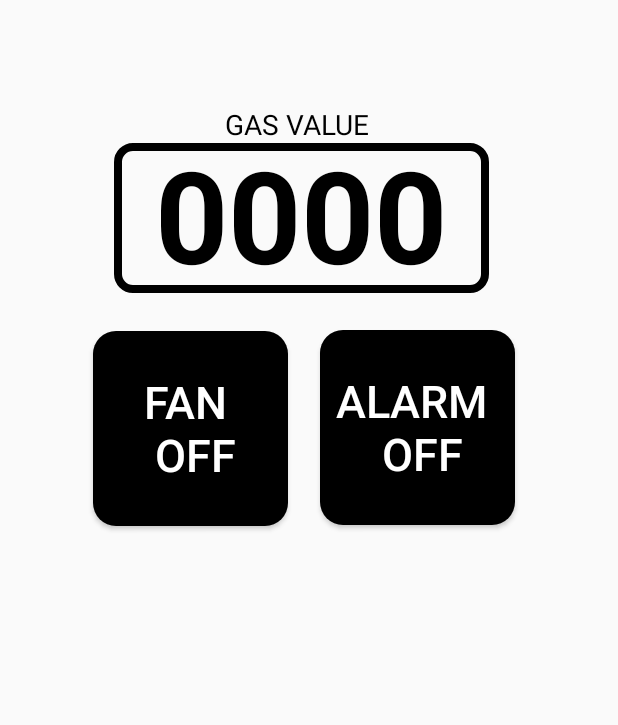
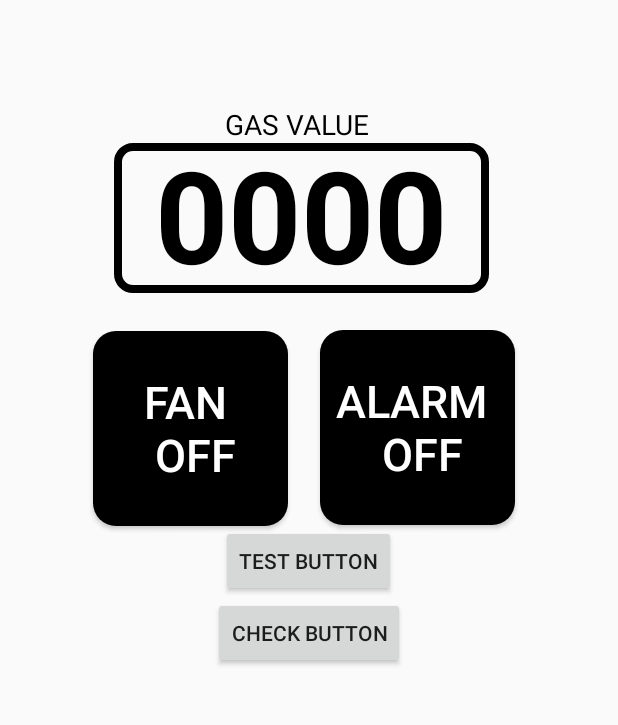
Before and after one commit to castreld/SIAGA, an Android app: the screen it shows after launch (MainActivity), on a phone screen of 412 x 824 dp, the part 456-1181 px from its top. Run offline under Robolectric (Android 15) with nearby library versions, the phone set to English and light mode, and no system bars.

```diff
--- a/app/src/main/java/com/example/siaga/MainActivity.java
+++ b/app/src/main/java/com/example/siaga/MainActivity.java
@@ -102,18 +102,15 @@ public class MainActivity extends AppCompatActivity {
         updateAlarmButton();
         settingButtonConfig();
         fetchGasValue();
-
-        // INI JUGA BELUM JADI EY
-        /*
+        checkAndMakeNotification();
         makeNotification();
-         */
     }
 
-    // INI BELUM JADI EY
-    /*
+    // INI JUGA BELUM JADI EY
+
     public void makeNotification() {
         if (airQuality >= 300) {
-            String channelID = "CHANNEL_ID_NOTIFICAITON";
+            String channelID = "CHANNEL_ID_NOTIFICATION";
 
             NotificationCompat.Builder builder =
                     new NotificationCompat.Builder(getApplicationContext(), channelID);
@@ -149,7 +146,7 @@ public class MainActivity extends AppCompatActivity {
             notificationManager.notify(0, builder.build());
         }
     }
-    */
+
 
     private void toggleFan() {
         isFanOn = !isFanOn;
@@ -239,6 +236,7 @@ public class MainActivity extends AppCompatActivity {
 
                                     updateFanButton();
                                     updateAlarmButton();
+                                    checkAndMakeNotification();
                                 }
                             });
                         } else {
@@ -261,6 +259,18 @@ public class MainActivity extends AppCompatActivity {
             }
         }, 1000);
     }
+
+
+    private boolean notificationSent = false;
+
+    private void checkAndMakeNotification() {
+        if (airQuality >= 300 && !notificationSent) {
+            makeNotification();
+            notificationSent = true;
+        }
+    }
+
+
 
     private void toggleAlarm() {
         isAlarmOn = !isAlarmOn;
@@ -322,5 +332,3 @@ public class MainActivity extends AppCompatActivity {
         });
     }
 }
-
-// KONTOL
--- a/app/src/main/res/layout/activity_main.xml
+++ b/app/src/main/res/layout/activity_main.xml
@@ -69,14 +69,14 @@
         android:id="@+id/fanButton"
         android:layout_width="130dp"
         android:layout_height="130dp"
+        android:layout_marginLeft="62dp"
+        android:layout_marginTop="25dp"
         android:background="@drawable/button_rounded_disabled"
         android:enabled="false"
-        android:layout_marginLeft="62dp"
-        android:layout_marginTop="25dp"
         android:text="FAN \n OFF"
-        android:textSize="30dp"
+        android:textAlignment="center"
         android:textColor="@color/white"
-        android:textAlignment="center"/>
+        android:textSize="30dp" />
 
     <Button
         android:id="@+id/alarmButton"
@@ -91,4 +91,26 @@
         android:textColor="@color/white"
         android:textAlignment="center"/>
 
+    <LinearLayout
+        android:layout_width="wrap_content"
+        android:layout_height="wrap_content"
+        android:orientation="vertical"
+        android:layout_gravity="center">
+
+        <Button
+            android:id="@+id/testButton"
+            android:layout_width="wrap_content"
+            android:layout_height="wrap_content"
+            android:text="TEST BUTTON"
+            android:layout_gravity="center" />
+
+        <Button
+            android:id="@+id/checkButton"
+            android:layout_width="wrap_content"
+            android:layout_height="wrap_content"
+            android:text="CHECK BUTTON"
+            android:layout_gravity="center"/>
+
+    </LinearLayout>
+
 </LinearLayout>
```
